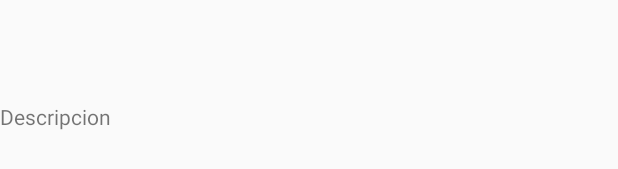
After one commit to diemp94/5Estrellas, an Android app: the layout fragment_details.xml on its own in the app's theme, with its tools: preview values and no code run, on a phone screen of 412 x 824 dp. The commit adds this screen. Shown: the part 288-457 px from the top of the screen. Run offline under Robolectric (Android 15) with nearby library versions, the phone set to English and light mode, and no system bars.

Commit message:
Version 0.1.3 DetailsFragments
Se implemento un nuevo fragment hace falta vincularlo de manera correcta para que sea llamado y muestre la informacion del fragment

```diff
--- a/app/src/main/java/com/proyecto/diego/a5estrellas/Fragments/MyListFragment.java
+++ b/app/src/main/java/com/proyecto/diego/a5estrellas/Fragments/MyListFragment.java
@@ -46,7 +46,7 @@ public class MyListFragment extends Fragment {
         btnCrear.setOnClickListener(new View.OnClickListener() {
             @Override
             public void onClick(View view) {
-                MyMovies mv = new MyMovies("Avengers","Se reunen todos","https://firebasestorage.googleapis.com/v0/b/estrellas-717e5.appspot.com/o/peliculas%2FNoImage.jpg?alt=media&token=c51c20b5-a378-4c4d-b190-3af51af38732");
+                MyMovies mv = new MyMovies("Avengers","Se reunen todos","https://firebasestorage.googleapis.com/v0/b/estrellas-717e5.appspot.com/o/peliculas%2FNoImage.jpg?alt=media&token=c51c20b5-a378-4c4d-b190-3af51af38732","Info mas detallada");
                 myMoviesRef.child(FirebaseReferences.MOVIES).push().setValue(mv);
             }
         });
--- a/app/src/main/res/layout/activity_main.xml
+++ b/app/src/main/res/layout/activity_main.xml
@@ -2,6 +2,7 @@
 <LinearLayout xmlns:android="http://schemas.android.com/apk/res/android"
     xmlns:app="http://schemas.android.com/apk/res-auto"
     xmlns:tools="http://schemas.android.com/tools"
+    android:id="@+id/contenedorFragment"
     android:layout_width="match_parent"
     android:layout_height="match_parent"
     tools:context="com.proyecto.diego.a5estrellas.Activities.MainActivity"
--- /dev/null
+++ b/app/src/main/res/layout/fragment_details.xml
@@ -0,0 +1,23 @@
+<?xml version="1.0" encoding="utf-8"?>
+<LinearLayout xmlns:android="http://schemas.android.com/apk/res/android"
+    xmlns:tools="http://schemas.android.com/tools"
+    android:layout_width="match_parent"
+    android:layout_height="match_parent"
+    android:orientation="vertical"
+    tools:context=".Fragments.DetailsFragment">
+
+   <ImageView
+       android:id="@+id/imageDetailFragment"
+       android:layout_width="match_parent"
+       android:layout_height="250dp"
+       android:scaleType="fitXY"
+       android:layout_marginBottom="10dp"
+       />
+    <TextView
+        android:id="@+id/textDetailsFragment"
+        android:layout_width="match_parent"
+        android:layout_height="wrap_content"
+        android:text="Descripcion"
+        />
+
+</LinearLayout>
```
Also changed, not shown: app/src/main/java/com/proyecto/diego/a5estrellas/Activities/MainActivity.java (+18 -1 lines), app/src/main/java/com/proyecto/diego/a5estrellas/Adapter/AdapterMyMovie.java (+54 -3 lines), app/src/main/java/com/proyecto/diego/a5estrellas/Clases/MyMovies.java (+14 -3 lines), app/src/main/java/com/proyecto/diego/a5estrellas/Fragments/DetailsFragment.java (added, +50 -0 lines), app/src/main/java/com/proyecto/diego/a5estrellas/Fragments/MyMoviesFragment.java (+38 -0 lines), app/src/main/java/com/proyecto/diego/a5estrellas/Interfaces/IComunicaFragments.java (added, +8 -0 lines), app/src/main/res/layout/recycler_view_item.xml (+12 -2 lines), app/build.gradle (line endings or trailing spaces).
